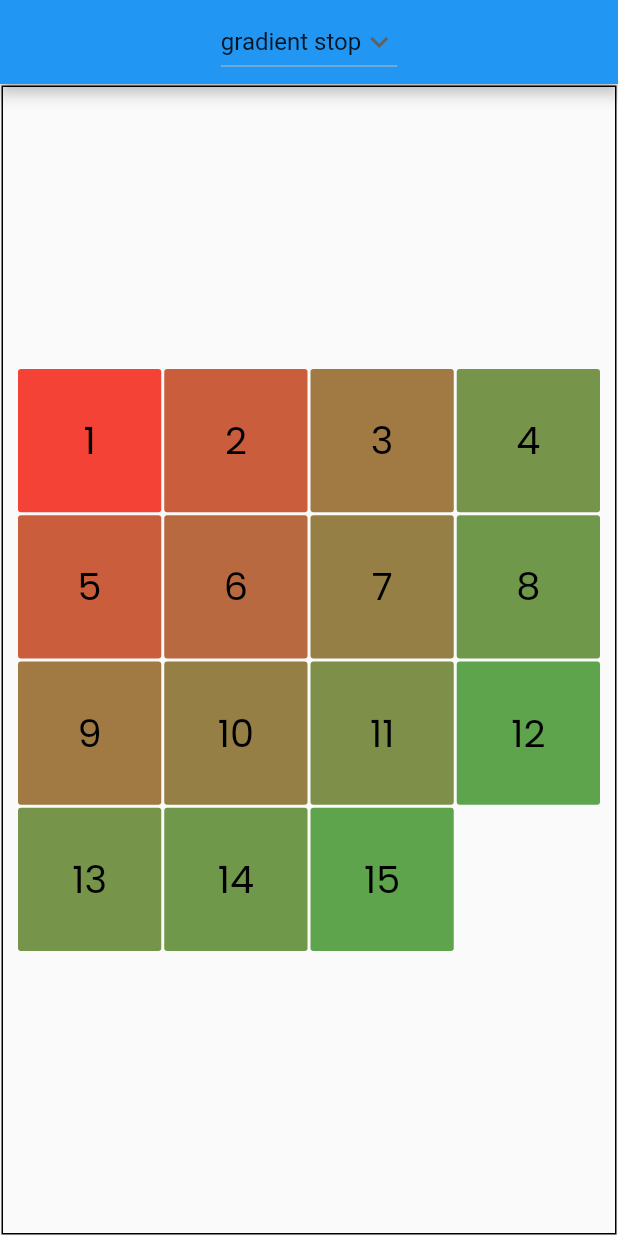
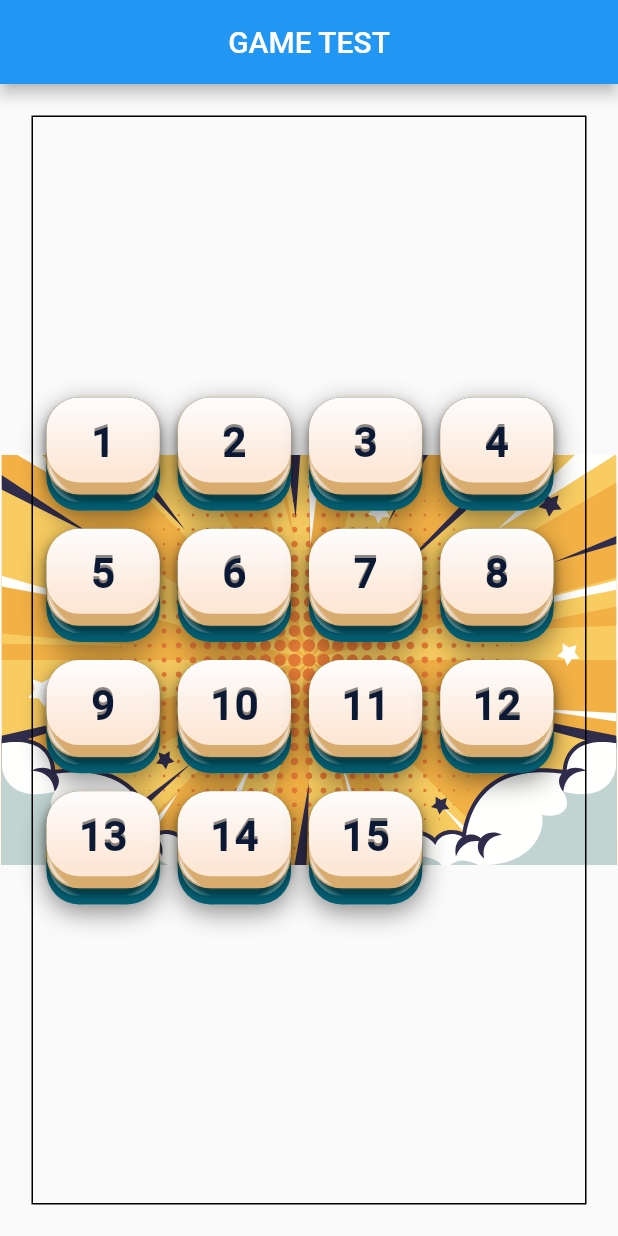
Before and after one commit to pmutisya/puzzle2, a Flutter app: the screen it shows after launch, on a phone screen of 412 x 824 dp. Run offline on Flutter 3.47's test engine with Material 2 defaults, Android fonts, the phone set to English and light mode, and no system bars; our stand-ins replace flutter_svg; missing offline and left inert: keymap; Roboto replaces fonts that are missing (MochiyPopOne).

Commit message:
add game_screen update main add svg and code

```diff
--- a/lib/domain.dart
+++ b/lib/domain.dart
@@ -295,7 +295,6 @@ class Game {
     if (animate) {
       _gameListener?.moveComplete();
     }
-    print('${getLegalTiles()}');
   }
 
   bool get won {
--- a/lib/game_board.dart
+++ b/lib/game_board.dart
@@ -91,7 +91,7 @@ class GameBoardState extends State<GameBoard> with TickerProviderStateMixin {
   }
 
   //a tile was tapped in the UI
-  void _tapped(Tile tile, {Duration duration = defaultDuration}) {
+  void _tapped(Tile tile) {
     Move? move = game.getMoveFromTap(tile);
     if (move != null) {
      // activeTile = null;
--- /dev/null
+++ b/lib/game_ui/game_screen.dart
@@ -0,0 +1,45 @@
+import 'package:flutter/material.dart';
+import 'package:flutter_svg/flutter_svg.dart';
+
+import '../domain.dart';
+import '../game_controller.dart';
+import '../game_board.dart';
+
+class GameScreen extends StatefulWidget {
+  const GameScreen({Key? key}) : super(key: key);
+
+  @override
+  _GameScreenState createState() => _GameScreenState();
+}
+
+class _GameScreenState extends State<GameScreen> with SingleTickerProviderStateMixin {
+  late AnimationController _controller;
+
+  late GameController gameController;
+  late Game game;
+
+  @override
+  void initState() {
+    super.initState();
+    _controller = AnimationController(vsync: this);
+    gameController = GameController.startSorted(16);
+    game = gameController.game;
+  }
+
+  @override
+  void dispose() {
+    _controller.dispose();
+    super.dispose();
+  }
+
+  @override
+  Widget build(BuildContext context) {
+    return Stack(
+      fit: StackFit.expand,
+      children: [
+        SvgPicture.asset('assets/svg/comic_bg.svg'),
+        Padding(padding: const EdgeInsets.all(20), child: GameBoard(gameController, mode: 'ivory',)),
+      ]
+    );
+  }
+}
--- a/lib/main.dart
+++ b/lib/main.dart
@@ -1,10 +1,6 @@
 import 'package:flutter/material.dart';
 import 'package:keymap/keymap.dart';
-import 'package:puzzle2/game_board.dart';
-
-import 'domain.dart';
-import 'game_controller.dart';
-import 'tiles.dart';
+import 'package:puzzle2/game_ui/game_screen.dart';
 
 void main() {
   runApp(const MyApp());
@@ -38,38 +34,17 @@ class GameApp extends StatefulWidget {
 
 class _GameAppState extends State<GameApp> with SingleTickerProviderStateMixin {
   late AnimationController _controller;
-  String mode = 'gradient stop';
-
-  late Game game;
-  late GameController gameController;
 
   @override
   void initState() {
     super.initState();
     _controller = AnimationController(vsync: this);
-    gameController = GameController.startSorted(16);
-    game = gameController.game;
   }
 
   @override
   void dispose() {
     _controller.dispose();
     super.dispose();
-  }
-  Widget _getModeMenu() {
-    return DropdownButton<String>(
-      icon: const Icon(Icons.keyboard_arrow_down),
-      elevation: 20,
-      items: tileTypes.map<DropdownMenuItem<String>>((String value) {
-        return DropdownMenuItem(child: Text(value), value: value,);
-      }).toList(),
-      value: mode,
-      onChanged: (String? newValue) {
-        setState(() {
-          mode = newValue!;
-        });
-      },
-    );
   }
 
   @override
@@ -78,13 +53,14 @@ class _GameAppState extends State<GameApp> with SingleTickerProviderStateMixin {
       child: Scaffold(
         appBar: AppBar(
           centerTitle: true,
-          title: _getModeMenu(),
+          title: const Text('GAME TEST'),
         ),
         body: Container(
           padding: const EdgeInsets.all(1),
           child: Stack(
-            children: [
-              GameBoard(gameController, mode: mode, assetImage: 'assets/images/image_bg.jpg',)
+            children: const [
+              GameScreen()
+              // GameBoard(gameController, mode: mode, assetImage: 'assets/images/image_bg.jpg',)
             ],
           ),
         ),
--- a/pubspec.yaml
+++ b/pubspec.yaml
@@ -28,6 +28,7 @@ environment:
 # versions available, run `flutter pub outdated`.
 dependencies:
   keymap: 0.0.5
+  flutter_svg: 1.0.3
   flutter:
     sdk: flutter
 
@@ -60,6 +61,7 @@ flutter:
 
   assets:
     - assets/images/
+    - assets/svg/
 
   fonts:
     - family: Poppins
```
Also changed, not shown: assets/svg/comic_bg.svg (added), pubspec.lock.
